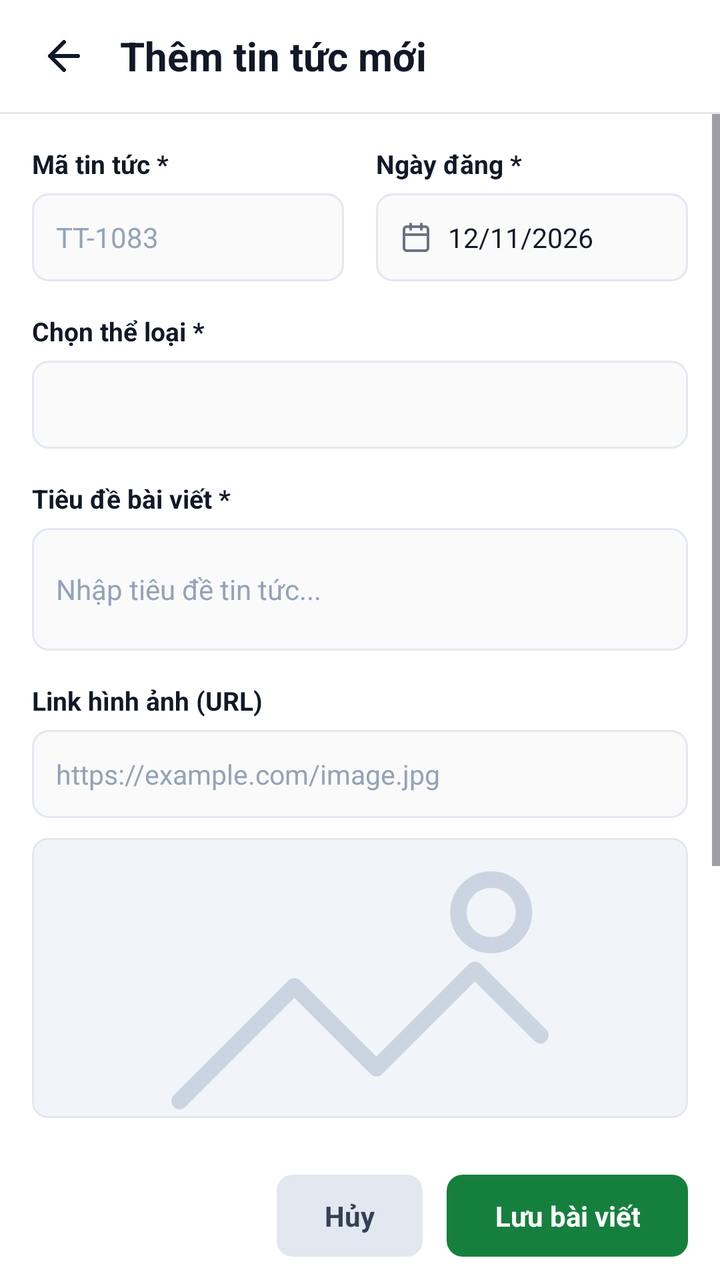
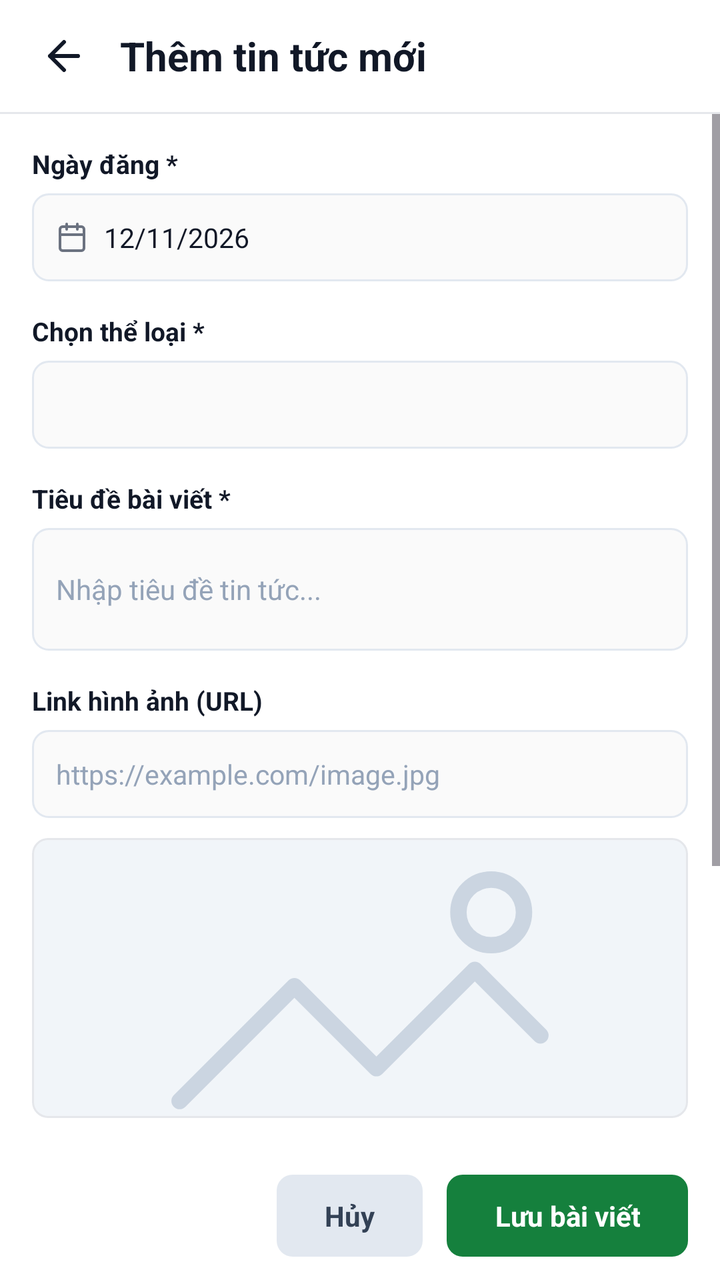

Compare the two renders of this Android layout. The source of the first and the diff that turns it into the second are given below.
<!-- AndroidManifest.xml: application theme Theme.NewsManagement -->
<!-- res/layout/activity_add_news.xml -->
<?xml version="1.0" encoding="utf-8"?>
<androidx.constraintlayout.widget.ConstraintLayout xmlns:android="http://schemas.android.com/apk/res/android"
    xmlns:app="http://schemas.android.com/apk/res-auto"
    xmlns:tools="http://schemas.android.com/tools"
    android:id="@+id/main"
    android:layout_width="match_parent"
    android:layout_height="match_parent"
    android:background="@color/white"
    tools:context=".AddNewsActivity">

    
    <LinearLayout
        android:id="@+id/headerBar"
        android:layout_width="0dp"
        android:layout_height="56dp"
        android:gravity="center_vertical"
        android:orientation="horizontal"
        android:paddingStart="12dp"
        android:paddingEnd="16dp"
        app:layout_constraintEnd_toEndOf="parent"
        app:layout_constraintStart_toStartOf="parent"
        app:layout_constraintTop_toTopOf="parent">

        <ImageView
            android:id="@+id/btnBack"
            android:layout_width="40dp"
            android:layout_height="40dp"
            android:background="?attr/selectableItemBackgroundBorderless"
            android:clickable="true"
            android:contentDescription="Back"
            android:focusable="true"
            android:padding="8dp"
            android:src="@drawable/ic_arrow_back"
            app:tint="@color/text_primary" />

        <TextView
            android:id="@+id/tvHeaderTitle"
            android:layout_width="wrap_content"
            android:layout_height="wrap_content"
            android:layout_marginStart="8dp"
            android:text="Thêm tin tức mới"
            android:textColor="@color/text_primary"
            android:textSize="20sp"
            android:textStyle="bold" />
    </LinearLayout>

    
    <View
        android:id="@+id/headerDivider"
        android:layout_width="0dp"
        android:layout_height="1dp"
        android:background="@color/card_border"
        app:layout_constraintEnd_toEndOf="parent"
        app:layout_constraintStart_toStartOf="parent"
        app:layout_constraintTop_toBottomOf="@id/headerBar" />

    
    <ScrollView
        android:layout_width="0dp"
        android:layout_height="0dp"
        android:fillViewport="true"
        app:layout_constraintBottom_toTopOf="@id/bottomActionBar"
        app:layout_constraintEnd_toEndOf="parent"
        app:layout_constraintStart_toStartOf="parent"
        app:layout_constraintTop_toBottomOf="@id/headerDivider">

        <LinearLayout
            android:layout_width="match_parent"
            android:layout_height="wrap_content"
            android:orientation="vertical"
            android:padding="16dp">

            
            <LinearLayout
                android:layout_width="match_parent"
                android:layout_height="wrap_content"
                android:baselineAligned="false"
                android:orientation="horizontal">

                
                <LinearLayout
                    android:layout_width="0dp"
                    android:layout_height="wrap_content"
                    android:layout_marginEnd="8dp"
                    android:layout_weight="1"
                    android:orientation="vertical">

                    <TextView
                        android:layout_width="wrap_content"
                        android:layout_height="wrap_content"
                        android:text="Mã tin tức *"
                        android:textColor="@color/text_primary"
                        android:textSize="13sp"
                        android:textStyle="bold" />

                    <EditText
                        android:id="@+id/etNewsCode"
                        android:layout_width="match_parent"
                        android:layout_height="44dp"
                        android:layout_marginTop="6dp"
                        android:background="@drawable/bg_input_field"
                        android:hint="TT-1083"
                        android:inputType="textCapCharacters"
                        android:maxLines="1"
                        android:paddingStart="12dp"
                        android:paddingEnd="12dp"
                        android:textColor="@color/text_primary"
                        android:textColorHint="@color/text_caption"
                        android:textSize="14sp" />
                </LinearLayout>

                
                <LinearLayout
                    android:layout_width="0dp"
                    android:layout_height="wrap_content"
                    android:layout_marginStart="8dp"
                    android:layout_weight="1"
                    android:orientation="vertical">

                    <TextView
                        android:layout_width="wrap_content"
                        android:layout_height="wrap_content"
                        android:text="Ngày đăng *"
                        android:textColor="@color/text_primary"
                        android:textSize="13sp"
                        android:textStyle="bold" />

                    
                    <LinearLayout
                        android:id="@+id/layoutSelectDate"
                        android:layout_width="match_parent"
                        android:layout_height="44dp"
                        android:layout_marginTop="6dp"
                        android:background="@drawable/bg_input_field"
                        android:clickable="true"
                        android:focusable="true"
                        android:gravity="center_vertical"
                        android:orientation="horizontal"
                        android:paddingStart="12dp"
                        android:paddingEnd="12dp">

                        <ImageView
                            android:layout_width="16dp"
                            android:layout_height="16dp"
                            android:contentDescription="Calendar"
                            android:src="@drawable/ic_calendar" />

                        <TextView
                            android:id="@+id/tvNewsPublishDate"
                            android:layout_width="wrap_content"
                            android:layout_height="wrap_content"
                            android:layout_marginStart="8dp"
                            android:text="12/11/2026"
                            android:textColor="@color/text_primary"
                            android:textSize="13.5sp" />
                    </LinearLayout>
                </LinearLayout>

            </LinearLayout>

            
            <TextView
                android:layout_width="wrap_content"
                android:layout_height="wrap_content"
                android:layout_marginTop="16dp"
                android:text="Chọn thể loại *"
                android:textColor="@color/text_primary"
                android:textSize="13sp"
                android:textStyle="bold" />

            <Spinner
                android:id="@+id/spCategory"
                android:layout_width="match_parent"
                android:layout_height="44dp"
                android:layout_marginTop="6dp"
                android:background="@drawable/bg_input_field"
                android:paddingStart="8dp"
                android:paddingEnd="8dp" />

            
            <TextView
                android:layout_width="wrap_content"
                android:layout_height="wrap_content"
                android:layout_marginTop="16dp"
                android:text="Tiêu đề bài viết *"
                android:textColor="@color/text_primary"
                android:textSize="13sp"
                android:textStyle="bold" />

            <EditText
                android:id="@+id/etNewsTitle"
                android:layout_width="match_parent"
                android:layout_height="wrap_content"
                android:layout_marginTop="6dp"
                android:background="@drawable/bg_input_field"
                android:hint="Nhập tiêu đề tin tức..."
                android:inputType="textCapSentences|textMultiLine"
                android:lineSpacingExtra="2dp"
                android:maxLines="3"
                android:minLines="2"
                android:padding="12dp"
                android:textColor="@color/text_primary"
                android:textColorHint="@color/text_caption"
                android:textSize="14sp" />

            
            <TextView
                android:layout_width="wrap_content"
                android:layout_height="wrap_content"
                android:layout_marginTop="16dp"
                android:text="Link hình ảnh (URL)"
                android:textColor="@color/text_primary"
                android:textSize="13sp"
                android:textStyle="bold" />

            <EditText
                android:id="@+id/etNewsImageUrl"
                android:layout_width="match_parent"
                android:layout_height="44dp"
                android:layout_marginTop="6dp"
                android:background="@drawable/bg_input_field"
                android:hint="https://example.com/image.jpg"
                android:inputType="textUri"
                android:maxLines="1"
                android:paddingStart="12dp"
                android:paddingEnd="12dp"
                android:textColor="@color/text_primary"
                android:textColorHint="@color/text_caption"
                android:textSize="13.5sp" />

            
            <com.google.android.material.card.MaterialCardView
                android:layout_width="match_parent"
                android:layout_height="140dp"
                android:layout_marginTop="10dp"
                app:cardCornerRadius="8dp"
                app:cardElevation="0dp"
                app:strokeColor="@color/card_border"
                app:strokeWidth="1dp">

                <ImageView
                    android:id="@+id/ivNewsPreview"
                    android:layout_width="match_parent"
                    android:layout_height="match_parent"
                    android:contentDescription="News image preview"
                    android:scaleType="centerCrop"
                    android:src="@drawable/ic_image_placeholder" />
            </com.google.android.material.card.MaterialCardView>

            
            <TextView
                android:layout_width="wrap_content"
                android:layout_height="wrap_content"
                android:layout_marginTop="16dp"
                android:text="Chi tiết nội dung bài viết *"
                android:textColor="@color/text_primary"
                android:textSize="13sp"
                android:textStyle="bold" />

            <EditText
                android:id="@+id/etNewsDetail"
                android:layout_width="match_parent"
                android:layout_height="wrap_content"
                android:layout_marginTop="6dp"
                android:background="@drawable/bg_input_field"
                android:gravity="top|start"
                android:hint="Nhập nội dung chi tiết bài viết..."
                android:inputType="textMultiLine"
                android:lineSpacingExtra="3dp"
                android:minLines="7"
                android:padding="12dp"
                android:textColor="@color/text_primary"
                android:textColorHint="@color/text_caption"
                android:textSize="14sp" />

        </LinearLayout>
    </ScrollView>

    
    <LinearLayout
        android:id="@+id/bottomActionBar"
        android:layout_width="0dp"
        android:layout_height="64dp"
        android:background="@color/white"
        android:gravity="center_vertical|end"
        android:orientation="horizontal"
        android:paddingStart="16dp"
        android:paddingEnd="16dp"
        app:layout_constraintBottom_toBottomOf="parent"
        app:layout_constraintEnd_toEndOf="parent"
        app:layout_constraintStart_toStartOf="parent">

        
        <TextView
            android:id="@+id/btnCancel"
            android:layout_width="wrap_content"
            android:layout_height="wrap_content"
            android:background="@drawable/bg_btn_dialog_cancel"
            android:clickable="true"
            android:focusable="true"
            android:gravity="center"
            android:paddingStart="24dp"
            android:paddingTop="11dp"
            android:paddingEnd="24dp"
            android:paddingBottom="11dp"
            android:text="Hủy"
            android:textColor="#334155"
            android:textSize="14sp"
            android:textStyle="bold" />

        
        <TextView
            android:id="@+id/btnSaveNews"
            android:layout_width="wrap_content"
            android:layout_height="wrap_content"
            android:layout_marginStart="12dp"
            android:background="@drawable/bg_btn_dialog_save"
            android:clickable="true"
            android:focusable="true"
            android:gravity="center"
            android:paddingStart="24dp"
            android:paddingTop="11dp"
            android:paddingEnd="24dp"
            android:paddingBottom="11dp"
            android:text="Lưu bài viết"
            android:textColor="@color/white"
            android:textSize="14sp"
            android:textStyle="bold" />
    </LinearLayout>

</androidx.constraintlayout.widget.ConstraintLayout>
<!-- resources referenced by this layout -->
<resources>
  <color name="card_border">#E5E7EB</color>
  <color name="text_caption">#94A3B8</color>
  <color name="text_primary">#111827</color>
  <color name="white">#FFFFFFFF</color>
  <!-- drawable bg_btn_dialog_cancel (drawable) -->
  <?xml version="1.0" encoding="utf-8"?>
  <ripple xmlns:android="http://schemas.android.com/apk/res/android"
      android:color="@color/card_ripple">
      <item>
          <shape android:shape="rectangle">
              <solid android:color="#E2E8F0" />
              <corners android:radius="8dp" />
          </shape>
      </item>
  </ripple>
  <!-- drawable bg_btn_dialog_save (drawable) -->
  <?xml version="1.0" encoding="utf-8"?>
  <ripple xmlns:android="http://schemas.android.com/apk/res/android"
      android:color="@color/card_ripple">
      <item>
          <shape android:shape="rectangle">
              <solid android:color="#15803D" />
              <corners android:radius="8dp" />
          </shape>
      </item>
  </ripple>
  <!-- drawable bg_input_field (drawable) -->
  <?xml version="1.0" encoding="utf-8"?>
  <shape xmlns:android="http://schemas.android.com/apk/res/android"
      android:shape="rectangle">
      <solid android:color="#FAFAFA" />
      <stroke
          android:width="1dp"
          android:color="#E2E8F0" />
      <corners android:radius="8dp" />
  </shape>
  <!-- drawable ic_arrow_back (drawable) -->
  <vector xmlns:android="http://schemas.android.com/apk/res/android"
      android:width="24dp"
      android:height="24dp"
      android:viewportWidth="24"
      android:viewportHeight="24">
    <path
        android:fillColor="@android:color/transparent"
        android:strokeColor="#FF000000"
        android:strokeWidth="2"
        android:strokeLineCap="round"
        android:strokeLineJoin="round"
        android:pathData="M19,12H5M12,19l-7,-7 7,-7" />
  </vector>
  <!-- drawable ic_calendar (drawable) -->
  <vector xmlns:android="http://schemas.android.com/apk/res/android"
      android:width="20dp"
      android:height="20dp"
      android:viewportWidth="24"
      android:viewportHeight="24">
    <path
        android:fillColor="@android:color/transparent"
        android:strokeColor="#FF6B7280"
        android:strokeWidth="2"
        android:strokeLineCap="round"
        android:strokeLineJoin="round"
        android:pathData="M19,4H5a2,2 0 0,0 -2,2v14a2,2 0 0,0 2,2h14a2,2 0 0,0 2,-2V6a2,2 0 0,0 -2,-2zM16,2v4M8,2v4M3,10h18" />
  </vector>
  <!-- drawable ic_image_placeholder (drawable) -->
  <vector xmlns:android="http://schemas.android.com/apk/res/android"
      android:width="80dp"
      android:height="60dp"
      android:viewportWidth="80"
      android:viewportHeight="60">
    <path
        android:fillColor="#F1F5F9"
        android:pathData="M0,0h80v60H0z" />
    <path
        android:fillColor="@android:color/transparent"
        android:strokeColor="#CBD5E1"
        android:strokeWidth="2"
        android:strokeLineCap="round"
        android:strokeLineJoin="round"
        android:pathData="M18,45l14,-14l10,10l12,-12l8,8M52,22a4,4 0 1,0 8,0a4,4 0 1,0 -8,0" />
  </vector>
  <style name="Theme.NewsManagement" parent="Base.Theme.NewsManagement" />
  <color name="card_ripple">#10000000</color>
  <style name="Base.Theme.NewsManagement" parent="Theme.Material3.DayNight.NoActionBar">
          
          <item name="android:statusBarColor">@color/white</item>
          <item name="android:windowLightStatusBar">true</item>
      </style>
</resources>

<!-- the commit's change to res/layout/activity_add_news.xml (unified diff, before → after) -->
@@ -74,88 +74,45 @@
             <LinearLayout
                 android:layout_width="match_parent"
                 android:layout_height="wrap_content"
-                android:baselineAligned="false"
-                android:orientation="horizontal">
+                android:orientation="vertical">
+
+                <TextView
+                    android:layout_width="wrap_content"
+                    android:layout_height="wrap_content"
+                    android:text="Ngày đăng *"
+                    android:textColor="@color/text_primary"
+                    android:textSize="13sp"
+                    android:textStyle="bold" />
 
                 
                 <LinearLayout
-                    android:layout_width="0dp"
-                    android:layout_height="wrap_content"
-                    android:layout_marginEnd="8dp"
-                    android:layout_weight="1"
-                    android:orientation="vertical">
+                    android:id="@+id/layoutSelectDate"
+                    android:layout_width="match_parent"
+                    android:layout_height="44dp"
+                    android:layout_marginTop="6dp"
+                    android:background="@drawable/bg_input_field"
+                    android:clickable="true"
+                    android:focusable="true"
+                    android:gravity="center_vertical"
+                    android:orientation="horizontal"
+                    android:paddingStart="12dp"
+                    android:paddingEnd="12dp">
+
+                    <ImageView
+                        android:layout_width="16dp"
+                        android:layout_height="16dp"
+                        android:contentDescription="Calendar"
+                        android:src="@drawable/ic_calendar" />
 
                     <TextView
+                        android:id="@+id/tvNewsPublishDate"
                         android:layout_width="wrap_content"
                         android:layout_height="wrap_content"
-                        android:text="Mã tin tức *"
+                        android:layout_marginStart="8dp"
+                        android:text="12/11/2026"
                         android:textColor="@color/text_primary"
-                        android:textSize="13sp"
-                        android:textStyle="bold" />
-
-                    <EditText
-                        android:id="@+id/etNewsCode"
-                        android:layout_width="match_parent"
-                        android:layout_height="44dp"
-                        android:layout_marginTop="6dp"
-                        android:background="@drawable/bg_input_field"
-                        android:hint="TT-1083"
-                        android:inputType="textCapCharacters"
-                        android:maxLines="1"
-                        android:paddingStart="12dp"
-                        android:paddingEnd="12dp"
-                        android:textColor="@color/text_primary"
-                        android:textColorHint="@color/text_caption"
-                        android:textSize="14sp" />
+                        android:textSize="13.5sp" />
                 </LinearLayout>
-
-                
-                <LinearLayout
-                    android:layout_width="0dp"
-                    android:layout_height="wrap_content"
-                    android:layout_marginStart="8dp"
-                    android:layout_weight="1"
-                    android:orientation="vertical">
-
-                    <TextView
-                        android:layout_width="wrap_content"
-                        android:layout_height="wrap_content"
-                        android:text="Ngày đăng *"
-                        android:textColor="@color/text_primary"
-                        android:textSize="13sp"
-                        android:textStyle="bold" />
-
-                    
-                    <LinearLayout
-                        android:id="@+id/layoutSelectDate"
-                        android:layout_width="match_parent"
-                        android:layout_height="44dp"
-                        android:layout_marginTop="6dp"
-                        android:background="@drawable/bg_input_field"
-                        android:clickable="true"
-                        android:focusable="true"
-                        android:gravity="center_vertical"
-                        android:orientation="horizontal"
-                        android:paddingStart="12dp"
-                        android:paddingEnd="12dp">
-
-                        <ImageView
-                            android:layout_width="16dp"
-                            android:layout_height="16dp"
-                            android:contentDescription="Calendar"
-                            android:src="@drawable/ic_calendar" />
-
-                        <TextView
-                            android:id="@+id/tvNewsPublishDate"
-                            android:layout_width="wrap_content"
-                            android:layout_height="wrap_content"
-                            android:layout_marginStart="8dp"
-                            android:text="12/11/2026"
-                            android:textColor="@color/text_primary"
-                            android:textSize="13.5sp" />
-                    </LinearLayout>
-                </LinearLayout>
-
             </LinearLayout>
 
             
